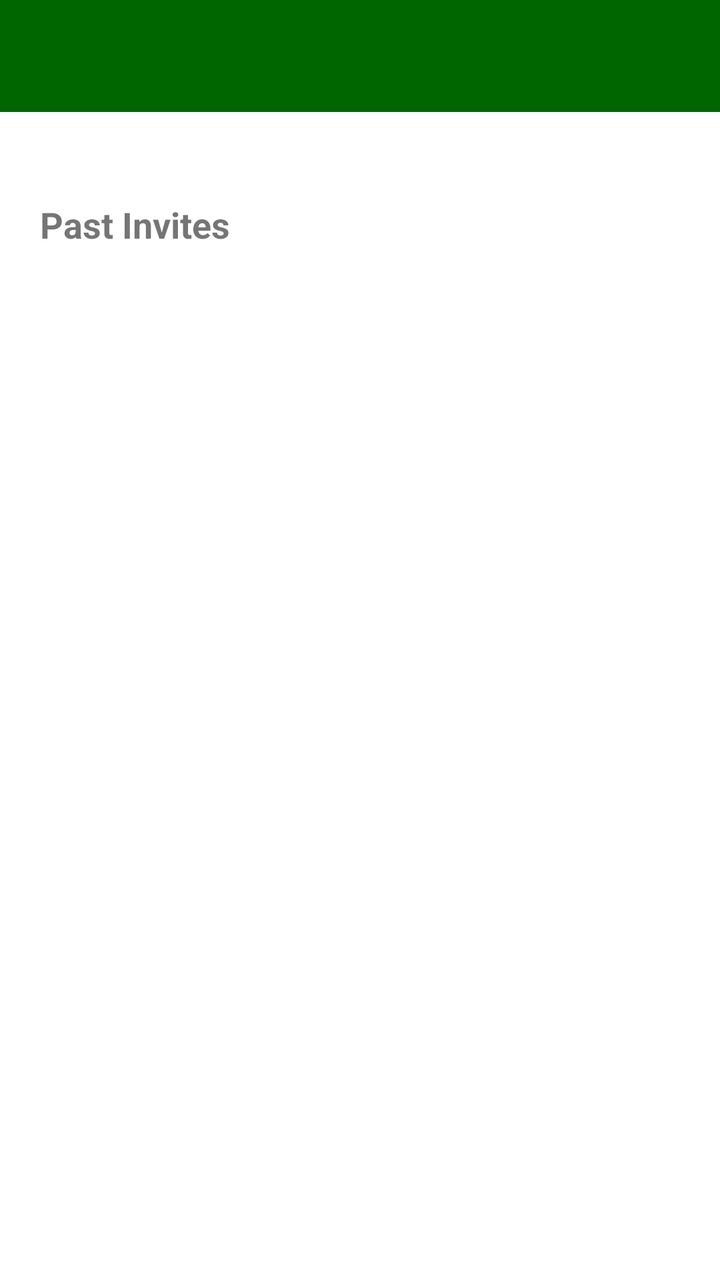
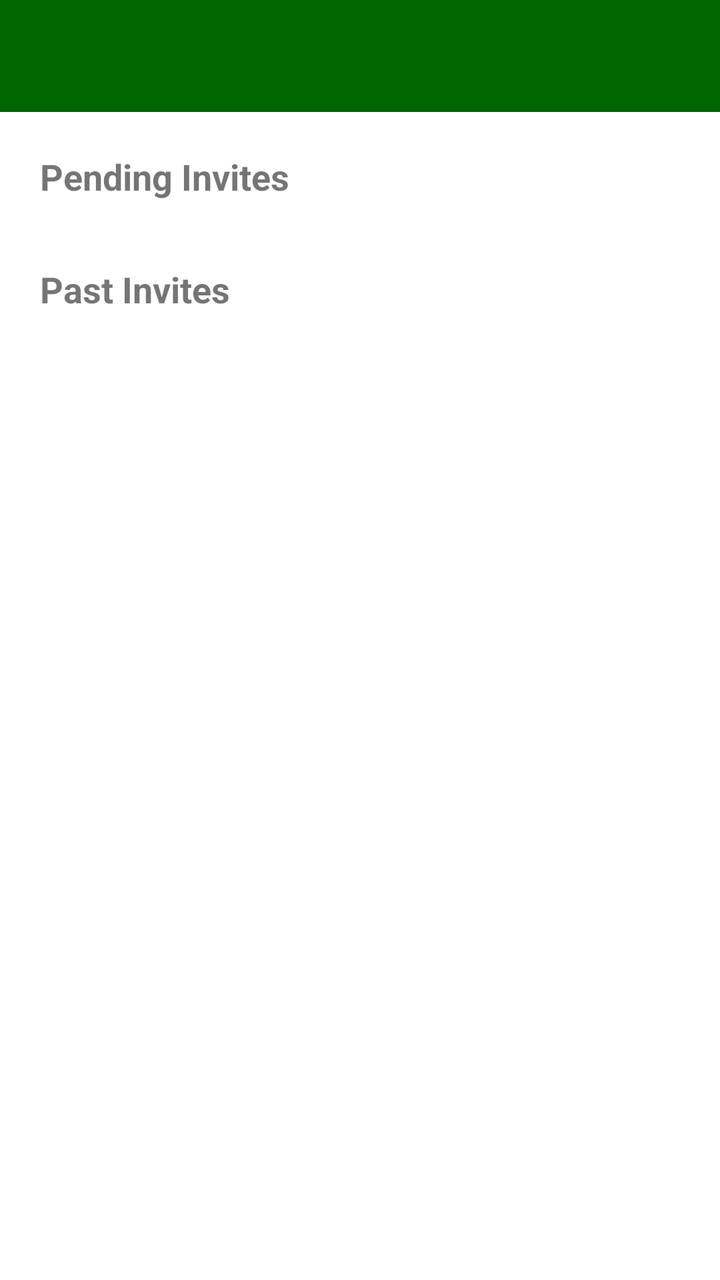

Before-and-after screenshots of an Android layout around one commit, followed by the original layout XML and the change that was made.
<!-- AndroidManifest.xml: application theme AppTheme -->
<!-- res/layout/activity_invitations.xml -->
<?xml version="1.0" encoding="utf-8"?>
<LinearLayout xmlns:android="http://schemas.android.com/apk/res/android"
    xmlns:app="http://schemas.android.com/apk/res-auto"
    android:orientation="vertical"
    android:layout_width="match_parent"
    android:layout_height="match_parent">

    <androidx.appcompat.widget.Toolbar
        android:id="@+id/invitations_toolbar"
        android:layout_width="match_parent"
        android:layout_height="?attr/actionBarSize"
        android:background="?attr/colorPrimary"
        android:theme="@style/ThemeOverlay.AppCompat.Dark.ActionBar"
        android:title="@string/pending_game_invitations"
        app:titleTextColor="@color/colorWhite" />

    <ScrollView
        android:layout_width="match_parent"
        android:layout_height="match_parent"
        android:background="@color/colorWhite">

        <LinearLayout
            android:orientation="vertical"
            android:padding="20dp"
            android:layout_width="match_parent"
            android:layout_height="wrap_content">

            <TextView
                android:id="@+id/emptyInvites"
                android:layout_width="wrap_content"
                android:layout_height="wrap_content"
                android:text="@string/no_pending_invites"
                android:visibility="gone"
                android:layout_marginBottom="16dp"/>

            <ListView
                android:id="@+id/invitesList"
                android:layout_width="match_parent"
                android:layout_height="wrap_content"
                android:nestedScrollingEnabled="true" />

            <TextView
                android:id="@+id/pastInvitesLabel"
                android:layout_width="match_parent"
                android:layout_height="wrap_content"
                android:text="@string/past_invites"
                android:textStyle="bold"
                android:textSize="18sp"
                android:layout_marginTop="24dp"
                android:layout_marginBottom="8dp"/>

            <TextView
                android:id="@+id/emptyPastInvites"
                android:layout_width="wrap_content"
                android:layout_height="wrap_content"
                android:text="@string/no_past_invites"
                android:visibility="gone"
                android:layout_marginBottom="16dp"/>

            <androidx.recyclerview.widget.RecyclerView
                android:id="@+id/pastInvitesList"
                android:layout_width="match_parent"
                android:layout_height="wrap_content"
                android:nestedScrollingEnabled="false" />
        </LinearLayout>
    </ScrollView>

</LinearLayout>
<!-- resources referenced by this layout -->
<resources>
  <color name="colorWhite">#FFFFFF</color>
  <string name="no_past_invites">No past invites</string>
  <string name="no_pending_invites">No pending invitations.</string>
  <string name="past_invites">Past Invites</string>
  <string name="pending_game_invitations">Pending Game Invitations</string>
  <style name="AppTheme" parent="Theme.AppCompat.Light.NoActionBar">
          <item name="colorPrimary">@color/colorGreenDark</item>
          <item name="colorPrimaryDark">@color/colorGreenDark</item>
          <item name="colorAccent">@color/colorAccent</item>
          <item name="android:windowBackground">@android:color/transparent</item>
       </style>
  <color name="colorGreenDark">#006600</color>
  <color name="colorAccent">#FF4081</color>
</resources>

<!-- the commit's change to res/layout/activity_invitations.xml (unified diff, before → after) -->
@@ -24,6 +24,15 @@
             android:padding="20dp"
             android:layout_width="match_parent"
             android:layout_height="wrap_content">
+
+            <TextView
+                android:id="@+id/pendingInvitesLabel"
+                android:layout_width="match_parent"
+                android:layout_height="wrap_content"
+                android:text="@string/pending_invites"
+                android:textStyle="bold"
+                android:textSize="18sp"
+                android:layout_marginBottom="8dp"/>
 
             <TextView
                 android:id="@+id/emptyInvites"
<!-- resource entries referenced after the edit -->
@@ -5,6 +5,7 @@
   <string name="no_pending_invites">No pending invitations.</string>
   <string name="past_invites">Past Invites</string>
   <string name="pending_game_invitations">Pending Game Invitations</string>
+  <string name="pending_invites">Pending Invites</string>
   <style name="AppTheme" parent="Theme.AppCompat.Light.NoActionBar">
           <item name="colorPrimary">@color/colorGreenDark</item>
           <item name="colorPrimaryDark">@color/colorGreenDark</item>
